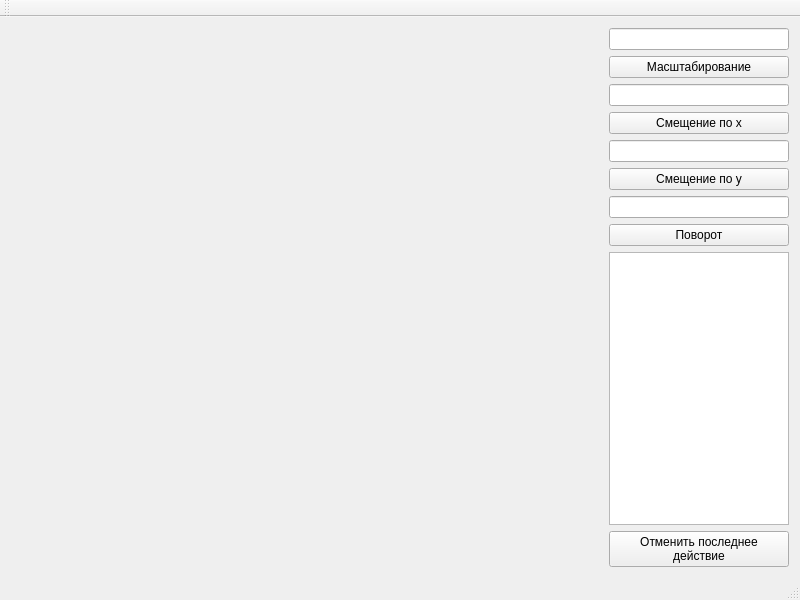
Old version of the form lab_02/mainwindow.ui in the repository bmstu-ics7/computer-graphics.
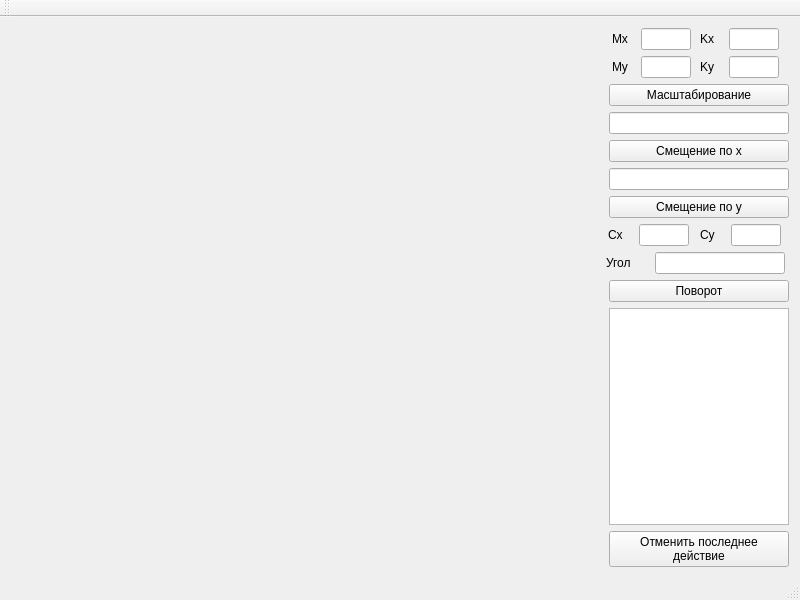
New version of the form.

Commit message: EDIT: all without rotate

What changed in the file:
```diff
--- a/lab_02/mainwindow.ui
+++ b/lab_02/mainwindow.ui
@@ -20,7 +20,115 @@
    <string>MainWindow</string>
   </property>
   <widget class="QWidget" name="centralWidget">
-   <layout class="QGridLayout" name="gridLayout">
+   <layout class="QGridLayout" name="gridLayout_2">
+    <item row="1" column="2" alignment="Qt::AlignHCenter">
+     <widget class="QPushButton" name="btnScale">
+      <property name="minimumSize">
+       <size>
+        <width>180</width>
+        <height>0</height>
+       </size>
+      </property>
+      <property name="maximumSize">
+       <size>
+        <width>180</width>
+        <height>16777215</height>
+       </size>
+      </property>
+      <property name="text">
+       <string>Масштабирование</string>
+      </property>
+     </widget>
+    </item>
+    <item row="2" column="2">
+     <widget class="QLineEdit" name="lineOffsetX">
+      <property name="minimumSize">
+       <size>
+        <width>180</width>
+        <height>0</height>
+       </size>
+      </property>
+      <property name="maximumSize">
+       <size>
+        <width>180</width>
+        <height>16777215</height>
+       </size>
+      </property>
+     </widget>
+    </item>
+    <item row="3" column="2" alignment="Qt::AlignHCenter">
+     <widget class="QPushButton" name="btnOffseX">
+      <property name="minimumSize">
+       <size>
+        <width>180</width>
+        <height>0</height>
+       </size>
+      </property>
+      <property name="maximumSize">
+       <size>
+        <width>180</width>
+        <height>16777215</height>
+       </size>
+      </property>
+      <property name="text">
+       <string>Смещение по x</string>
+      </property>
+     </widget>
+    </item>
+    <item row="4" column="2">
+     <widget class="QLineEdit" name="lineOffsetY">
+      <property name="minimumSize">
+       <size>
+        <width>180</width>
+        <height>0</height>
+       </size>
+      </property>
+      <property name="maximumSize">
+       <size>
+        <width>180</width>
+        <height>16777215</height>
+       </size>
+      </property>
+     </widget>
+    </item>
+    <item row="5" column="2" alignment="Qt::AlignHCenter">
+     <widget class="QPushButton" name="btnOffsetY">
+      <property name="minimumSize">
+       <size>
+        <width>180</width>
+        <height>0</height>
+       </size>
+      </property>
+      <property name="maximumSize">
+       <size>
+        <width>180</width>
+        <height>16777215</height>
+       </size>
+      </property>
+      <property name="text">
+       <string>Смещение по y</string>
+      </property>
+     </widget>
+    </item>
+    <item row="7" column="2" alignment="Qt::AlignHCenter">
+     <widget class="QPushButton" name="btnRotate">
+      <property name="minimumSize">
+       <size>
+        <width>180</width>
+        <height>0</height>
+       </size>
+      </property>
+      <property name="maximumSize">
+       <size>
+        <width>180</width>
+        <height>16777215</height>
+       </size>
+      </property>
+      <property name="text">
+       <string>Поворот</string>
+      </property>
+     </widget>
+    </item>
     <item row="8" column="0">
      <spacer name="horizontalSpacer">
       <property name="orientation">
@@ -34,30 +142,7 @@
       </property>
      </spacer>
     </item>
-    <item row="0" column="1">
-     <widget class="QLineEdit" name="lineScale">
-      <property name="minimumSize">
-       <size>
-        <width>180</width>
-        <height>0</height>
-       </size>
-      </property>
-      <property name="maximumSize">
-       <size>
-        <width>180</width>
-        <height>16777215</height>
-       </size>
-      </property>
-     </widget>
-    </item>
-    <item row="7" column="1">
-     <widget class="QPushButton" name="btnRotate">
-      <property name="text">
-       <string>Поворот</string>
-      </property>
-     </widget>
-    </item>
-    <item row="8" column="1">
+    <item row="8" column="2">
      <widget class="QListWidget" name="listActions">
       <property name="minimumSize">
        <size>
@@ -73,82 +158,253 @@
       </property>
      </widget>
     </item>
-    <item row="2" column="1">
-     <widget class="QLineEdit" name="lineOffsetX">
-      <property name="minimumSize">
-       <size>
-        <width>180</width>
-        <height>0</height>
-       </size>
-      </property>
-      <property name="maximumSize">
-       <size>
-        <width>180</width>
-        <height>16777215</height>
-       </size>
-      </property>
-     </widget>
-    </item>
-    <item row="1" column="1">
-     <widget class="QPushButton" name="btnScale">
-      <property name="text">
-       <string>Масштабирование</string>
-      </property>
-     </widget>
-    </item>
-    <item row="3" column="1">
-     <widget class="QPushButton" name="btnOffseX">
-      <property name="text">
-       <string>Смещение по x</string>
-      </property>
-     </widget>
-    </item>
-    <item row="9" column="1">
+    <item row="9" column="2" alignment="Qt::AlignHCenter">
      <widget class="QPushButton" name="btnCancel">
+      <property name="minimumSize">
+       <size>
+        <width>180</width>
+        <height>0</height>
+       </size>
+      </property>
+      <property name="maximumSize">
+       <size>
+        <width>180</width>
+        <height>16777215</height>
+       </size>
+      </property>
       <property name="text">
        <string>Отменить последнее
 действие</string>
       </property>
      </widget>
     </item>
-    <item row="5" column="1">
-     <widget class="QPushButton" name="btnOffsetY">
-      <property name="text">
-       <string>Смещение по y</string>
+    <item row="0" column="1" colspan="2">
+     <layout class="QGridLayout" name="gridLayout">
+      <property name="sizeConstraint">
+       <enum>QLayout::SetMinAndMaxSize</enum>
       </property>
-     </widget>
-    </item>
-    <item row="4" column="1">
-     <widget class="QLineEdit" name="lineOffsetY">
-      <property name="minimumSize">
-       <size>
-        <width>180</width>
-        <height>0</height>
-       </size>
+      <property name="horizontalSpacing">
+       <number>0</number>
       </property>
-      <property name="maximumSize">
-       <size>
-        <width>180</width>
-        <height>16777215</height>
-       </size>
+      <property name="verticalSpacing">
+       <number>6</number>
       </property>
-     </widget>
+      <item row="1" column="0">
+       <widget class="QLabel" name="label_4">
+        <property name="maximumSize">
+         <size>
+          <width>20</width>
+          <height>16777215</height>
+         </size>
+        </property>
+        <property name="text">
+         <string>My</string>
+        </property>
+       </widget>
+      </item>
+      <item row="1" column="2">
+       <widget class="QLabel" name="label_2">
+        <property name="maximumSize">
+         <size>
+          <width>20</width>
+          <height>16777215</height>
+         </size>
+        </property>
+        <property name="text">
+         <string>Ky</string>
+        </property>
+       </widget>
+      </item>
+      <item row="0" column="3">
+       <widget class="QLineEdit" name="lineScaleX">
+        <property name="minimumSize">
+         <size>
+          <width>50</width>
+          <height>0</height>
+         </size>
+        </property>
+        <property name="maximumSize">
+         <size>
+          <width>50</width>
+          <height>16777215</height>
+         </size>
+        </property>
+       </widget>
+      </item>
+      <item row="1" column="1">
+       <widget class="QLineEdit" name="lineScaleCenterY">
+        <property name="minimumSize">
+         <size>
+          <width>50</width>
+          <height>0</height>
+         </size>
+        </property>
+        <property name="maximumSize">
+         <size>
+          <width>50</width>
+          <height>16777215</height>
+         </size>
+        </property>
+       </widget>
+      </item>
+      <item row="1" column="3">
+       <widget class="QLineEdit" name="lineScaleY">
+        <property name="minimumSize">
+         <size>
+          <width>50</width>
+          <height>0</height>
+         </size>
+        </property>
+        <property name="maximumSize">
+         <size>
+          <width>50</width>
+          <height>16777215</height>
+         </size>
+        </property>
+       </widget>
+      </item>
+      <item row="0" column="0">
+       <widget class="QLabel" name="label_3">
+        <property name="maximumSize">
+         <size>
+          <width>20</width>
+          <height>16777215</height>
+         </size>
+        </property>
+        <property name="text">
+         <string>Mx</string>
+        </property>
+       </widget>
+      </item>
+      <item row="0" column="1">
+       <widget class="QLineEdit" name="lineScaleCenterX">
+        <property name="minimumSize">
+         <size>
+          <width>50</width>
+          <height>0</height>
+         </size>
+        </property>
+        <property name="maximumSize">
+         <size>
+          <width>50</width>
+          <height>16777215</height>
+         </size>
+        </property>
+       </widget>
+      </item>
+      <item row="0" column="2">
+       <widget class="QLabel" name="label">
+        <property name="maximumSize">
+         <size>
+          <width>20</width>
+          <height>16777215</height>
+         </size>
+        </property>
+        <property name="text">
+         <string>Kx</string>
+        </property>
+       </widget>
+      </item>
+     </layout>
     </item>
-    <item row="6" column="1">
-     <widget class="QLineEdit" name="lineRotate">
-      <property name="minimumSize">
-       <size>
-        <width>180</width>
-        <height>0</height>
-       </size>
-      </property>
-      <property name="maximumSize">
-       <size>
-        <width>180</width>
-        <height>16777215</height>
-       </size>
-      </property>
-     </widget>
+    <item row="6" column="1" colspan="2">
+     <layout class="QVBoxLayout" name="verticalLayout">
+      <item>
+       <layout class="QHBoxLayout" name="horizontalLayout">
+        <item>
+         <widget class="QLabel" name="label_5">
+          <property name="maximumSize">
+           <size>
+            <width>20</width>
+            <height>16777215</height>
+           </size>
+          </property>
+          <property name="text">
+           <string>Cx</string>
+          </property>
+         </widget>
+        </item>
+        <item>
+         <widget class="QLineEdit" name="lineRotateCenterX">
+          <property name="minimumSize">
+           <size>
+            <width>50</width>
+            <height>0</height>
+           </size>
+          </property>
+          <property name="maximumSize">
+           <size>
+            <width>50</width>
+            <height>16777215</height>
+           </size>
+          </property>
+         </widget>
+        </item>
+        <item>
+         <widget class="QLabel" name="label_6">
+          <property name="maximumSize">
+           <size>
+            <width>20</width>
+            <height>16777215</height>
+           </size>
+          </property>
+          <property name="text">
+           <string>Cy</string>
+          </property>
+         </widget>
+        </item>
+        <item>
+         <widget class="QLineEdit" name="lineRotateCenterY">
+          <property name="minimumSize">
+           <size>
+            <width>50</width>
+            <height>0</height>
+           </size>
+          </property>
+          <property name="maximumSize">
+           <size>
+            <width>50</width>
+            <height>16777215</height>
+           </size>
+          </property>
+         </widget>
+        </item>
+       </layout>
+      </item>
+      <item>
+       <layout class="QHBoxLayout" name="horizontalLayout_2">
+        <item>
+         <widget class="QLabel" name="label_7">
+          <property name="maximumSize">
+           <size>
+            <width>40</width>
+            <height>16777215</height>
+           </size>
+          </property>
+          <property name="text">
+           <string>Угол</string>
+          </property>
+         </widget>
+        </item>
+        <item>
+         <widget class="QLineEdit" name="lineRotate">
+          <property name="minimumSize">
+           <size>
+            <width>130</width>
+            <height>0</height>
+           </size>
+          </property>
+          <property name="maximumSize">
+           <size>
+            <width>130</width>
+            <height>16777215</height>
+           </size>
+          </property>
+         </widget>
+        </item>
+       </layout>
+      </item>
+     </layout>
     </item>
    </layout>
   </widget>
```
The commit also changes 2 other files.
